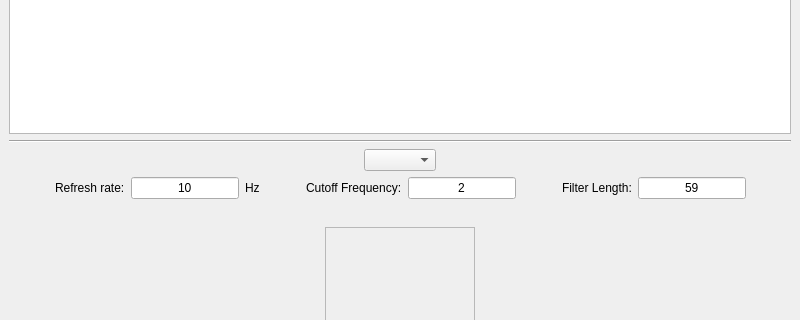
Qt form src/pyAnimalTrack/ui/View/DataImportWindow.ui (davemccormick/pyAnimalTrack) before a commit; both pictures show x 0 to 800 and y 175 to 495 of the 800 by 611 pixel window.
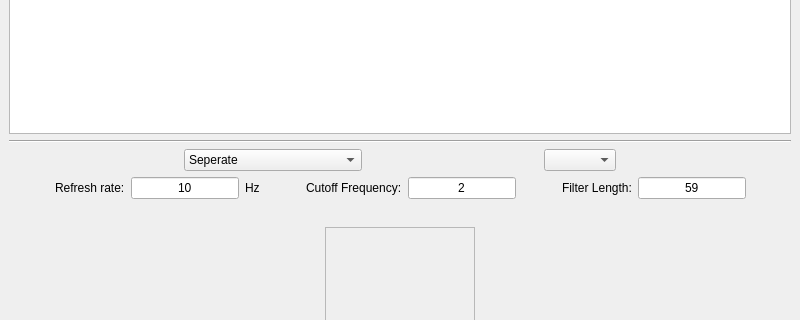
The same form after that commit.

Commit message: Changed plotting to allow for combined and separate plots, as per Robin's feedback

```diff
--- a/src/pyAnimalTrack/ui/View/DataImportWindow.ui
+++ b/src/pyAnimalTrack/ui/View/DataImportWindow.ui
@@ -80,6 +80,49 @@
           </property>
          </spacer>
         </item>
+        <item>
+         <widget class="QComboBox" name="drawModeComboBox">
+          <property name="editable">
+           <bool>false</bool>
+          </property>
+          <property name="sizeAdjustPolicy">
+           <enum>QComboBox::AdjustToContents</enum>
+          </property>
+          <item>
+           <property name="text">
+            <string>Seperate</string>
+           </property>
+          </item>
+          <item>
+           <property name="text">
+            <string>Combined - Unfiltered</string>
+           </property>
+          </item>
+          <item>
+           <property name="text">
+            <string>Combined - Low pass filter</string>
+           </property>
+          </item>
+          <item>
+           <property name="text">
+            <string>Combined - High pass filter</string>
+           </property>
+          </item>
+         </widget>
+        </item>
+        <item>
+         <spacer name="horizontalSpacer_9">
+          <property name="orientation">
+           <enum>Qt::Horizontal</enum>
+          </property>
+          <property name="sizeHint" stdset="0">
+           <size>
+            <width>40</width>
+            <height>20</height>
+           </size>
+          </property>
+         </spacer>
+        </item>
         <item>
          <widget class="QComboBox" name="currentColumnComboBox">
           <property name="minimumSize">
```
The commit also changes 1 other file.
